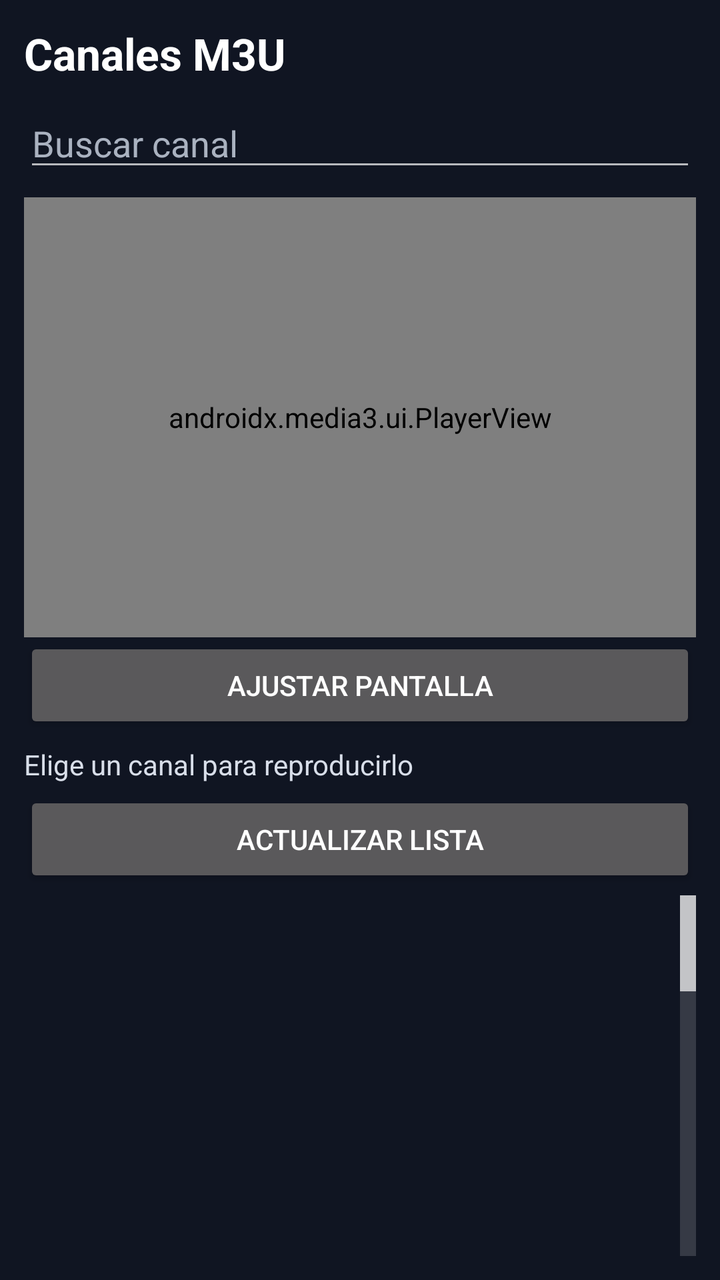
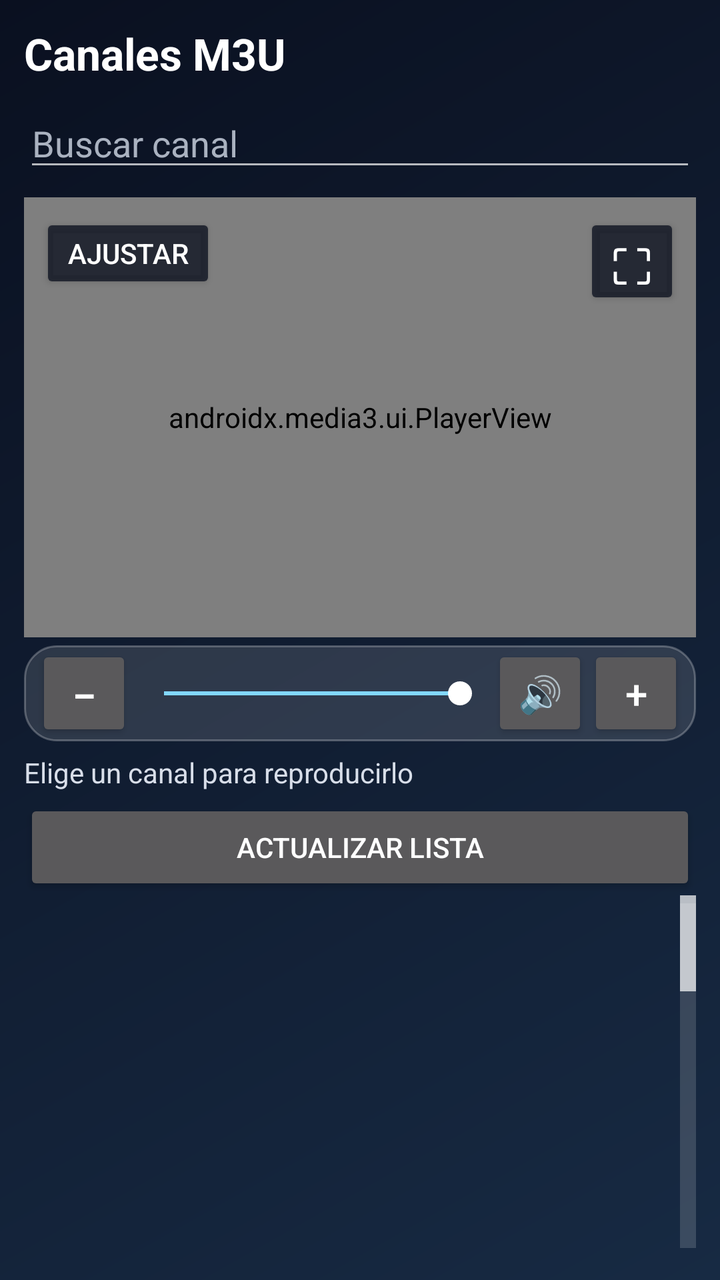

The first picture is an Android layout as it rendered before a commit; the second is the same layout after the commit. The layout source and the unified diff follow.
<!-- AndroidManifest.xml: application theme android:Theme.Material.NoActionBar -->
<!-- res/layout/activity_main.xml -->
<?xml version="1.0" encoding="utf-8"?>
<LinearLayout xmlns:android="http://schemas.android.com/apk/res/android"
    xmlns:app="http://schemas.android.com/apk/res-auto"
    android:id="@+id/rootLayout"
    android:layout_width="match_parent"
    android:layout_height="match_parent"
    android:background="#101522"
    android:orientation="vertical"
    android:padding="12dp">

    <TextView
        android:layout_width="match_parent"
        android:layout_height="wrap_content"
        android:paddingBottom="8dp"
        android:text="Canales M3U"
        android:textColor="#FFFFFF"
        android:textSize="22sp"
        android:textStyle="bold" />

    <EditText
        android:id="@+id/searchInput"
        android:layout_width="match_parent"
        android:layout_height="wrap_content"
        android:hint="Buscar canal"
        android:inputType="text"
        android:singleLine="true"
        android:textColor="#FFFFFF"
        android:textColorHint="#AAB2C0" />

    <androidx.media3.ui.PlayerView
        android:id="@+id/playerView"
        android:layout_width="match_parent"
        android:layout_height="220dp"
        android:layout_marginTop="8dp"
        app:show_buffering="when_playing"
        app:use_controller="true" />

    <Button
        android:id="@+id/resizeModeButton"
        android:layout_width="match_parent"
        android:layout_height="wrap_content"
        android:contentDescription="Modo de imagen: Ajustar pantalla. Pulsa para cambiar el ajuste."
        android:text="Ajustar pantalla" />

    <TextView
        android:id="@+id/statusText"
        android:layout_width="match_parent"
        android:layout_height="wrap_content"
        android:paddingTop="6dp"
        android:paddingBottom="4dp"
        android:text="Elige un canal para reproducirlo"
        android:textColor="#D8DEE9"
        android:textSize="14sp" />

    <Button
        android:id="@+id/refreshChannelsButton"
        android:layout_width="match_parent"
        android:layout_height="wrap_content"
        android:text="Actualizar lista" />

    <Button
        android:id="@+id/openExternalButton"
        android:layout_width="match_parent"
        android:layout_height="wrap_content"
        android:text="Abrir en VLC u otro reproductor"
        android:visibility="gone" />

    <ListView
        android:id="@+id/channelList"
        android:layout_width="match_parent"
        android:layout_height="0dp"
        android:layout_marginTop="4dp"
        android:layout_weight="1"
        android:divider="#30384A"
        android:dividerHeight="1dp"
        android:fastScrollEnabled="true" />
</LinearLayout>
<!-- resources referenced by this layout -->
<resources>

</resources>

<!-- the commit's change to res/layout/activity_main.xml (unified diff, before → after) -->
@@ -4,11 +4,12 @@
     android:id="@+id/rootLayout"
     android:layout_width="match_parent"
     android:layout_height="match_parent"
-    android:background="#101522"
+    android:background="@drawable/app_background"
     android:orientation="vertical"
     android:padding="12dp">
 
     <TextView
+        android:id="@+id/appTitle"
         android:layout_width="match_parent"
         android:layout_height="wrap_content"
         android:paddingBottom="8dp"
@@ -27,20 +28,94 @@
         android:textColor="#FFFFFF"
         android:textColorHint="#AAB2C0" />
 
-    <androidx.media3.ui.PlayerView
-        android:id="@+id/playerView"
+    <FrameLayout
+        android:id="@+id/playerContainer"
         android:layout_width="match_parent"
         android:layout_height="220dp"
-        android:layout_marginTop="8dp"
-        app:show_buffering="when_playing"
-        app:use_controller="true" />
+        android:layout_marginTop="8dp">
 
-    <Button
-        android:id="@+id/resizeModeButton"
+        <androidx.media3.ui.PlayerView
+            android:id="@+id/playerView"
+            android:layout_width="match_parent"
+            android:layout_height="match_parent"
+            app:show_buffering="when_playing"
+            app:use_controller="true" />
+
+        <Button
+            android:id="@+id/fullscreenToggleButton"
+            android:layout_width="48dp"
+            android:layout_height="48dp"
+            android:layout_gravity="top|end"
+            android:layout_margin="8dp"
+            android:backgroundTint="#CC101522"
+            android:contentDescription="Activar pantalla completa"
+            android:minWidth="0dp"
+            android:minHeight="0dp"
+            android:text="⛶"
+            android:textColor="#FFFFFF"
+            android:textSize="24sp" />
+
+        <Button
+            android:id="@+id/resizeModeButton"
+            android:layout_width="wrap_content"
+            android:layout_height="40dp"
+            android:layout_gravity="top|start"
+            android:layout_margin="8dp"
+            android:backgroundTint="#CC101522"
+            android:contentDescription="Modo de imagen: Ajustar pantalla. Pulsa para cambiar el ajuste."
+            android:minHeight="0dp"
+            android:text="Ajustar"
+            android:textColor="#FFFFFF" />
+    </FrameLayout>
+
+    <LinearLayout
+        android:id="@+id/volumeControls"
         android:layout_width="match_parent"
         android:layout_height="wrap_content"
-        android:contentDescription="Modo de imagen: Ajustar pantalla. Pulsa para cambiar el ajuste."
-        android:text="Ajustar pantalla" />
+        android:layout_marginTop="4dp"
+        android:background="@drawable/channel_card_glass"
+        android:gravity="center_vertical"
+        android:orientation="horizontal"
+        android:paddingStart="6dp"
+        android:paddingEnd="6dp">
+
+        <Button
+            android:id="@+id/volumeDownButton"
+            android:layout_width="48dp"
+            android:layout_height="48dp"
+            android:contentDescription="Bajar volumen"
+            android:minWidth="0dp"
+            android:text="−"
+            android:textSize="22sp" />
+
+        <SeekBar
+            android:id="@+id/volumeSeekBar"
+            android:layout_width="0dp"
+            android:layout_height="wrap_content"
+            android:layout_weight="1"
+            android:max="100"
+            android:progress="100"
+            android:progressTint="#82D8FF"
+            android:thumbTint="#FFFFFF" />
+
+        <Button
+            android:id="@+id/muteButton"
+            android:layout_width="48dp"
+            android:layout_height="48dp"
+            android:contentDescription="Silenciar"
+            android:minWidth="0dp"
+            android:text="🔊"
+            android:textSize="18sp" />
+
+        <Button
+            android:id="@+id/volumeUpButton"
+            android:layout_width="48dp"
+            android:layout_height="48dp"
+            android:contentDescription="Subir volumen"
+            android:minWidth="0dp"
+            android:text="+"
+            android:textSize="20sp" />
+    </LinearLayout>
 
     <TextView
         android:id="@+id/statusText"
@@ -69,9 +144,14 @@
         android:id="@+id/channelList"
         android:layout_width="match_parent"
         android:layout_height="0dp"
-        android:layout_marginTop="4dp"
         android:layout_weight="1"
-        android:divider="#30384A"
-        android:dividerHeight="1dp"
-        android:fastScrollEnabled="true" />
+        android:background="@android:color/transparent"
+        android:cacheColorHint="@android:color/transparent"
+        android:clipToPadding="false"
+        android:divider="@android:color/transparent"
+        android:dividerHeight="0dp"
+        android:fastScrollEnabled="true"
+        android:overScrollMode="never"
+        android:paddingTop="4dp"
+        android:paddingBottom="4dp" />
 </LinearLayout>
<!-- resource entries referenced after the edit -->
@@ -1,5 +1,22 @@
 <!-- resources referenced by this layout -->
 <resources>
-
+  <!-- drawable app_background (drawable) -->
+  <?xml version="1.0" encoding="utf-8"?>
+  <shape xmlns:android="http://schemas.android.com/apk/res/android">
+      <gradient
+          android:angle="135"
+          android:endColor="#0A1020"
+          android:startColor="#172A43"
+          android:type="linear" />
+  </shape>
+  <!-- drawable channel_card_glass (drawable) -->
+  <?xml version="1.0" encoding="utf-8"?>
+  <shape xmlns:android="http://schemas.android.com/apk/res/android">
+      <solid android:color="#20FFFFFF" />
+      <stroke
+          android:width="1dp"
+          android:color="#40FFFFFF" />
+      <corners android:radius="16dp" />
+  </shape>
 </resources>
 
